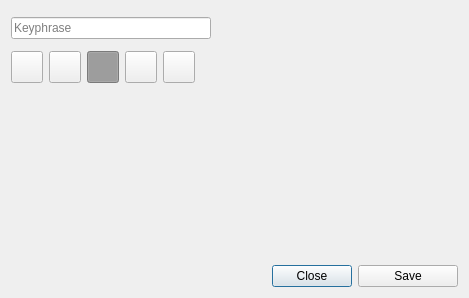
Old version of the form ui/backstory_editor_dialog.ui in the repository zkovari/plotlyst.
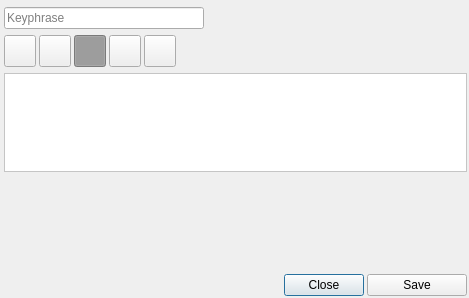
New version of the form. Custom widgets are drawn as their Qt base class.

What changed in the file:
```diff
--- a/ui/backstory_editor_dialog.ui
+++ b/ui/backstory_editor_dialog.ui
@@ -10,10 +10,31 @@
     <height>298</height>
    </rect>
   </property>
+  <property name="sizePolicy">
+   <sizepolicy hsizetype="Preferred" vsizetype="Maximum">
+    <horstretch>0</horstretch>
+    <verstretch>0</verstretch>
+   </sizepolicy>
+  </property>
   <property name="windowTitle">
    <string>Character backstory editor</string>
   </property>
   <layout class="QVBoxLayout" name="verticalLayout">
+   <property name="spacing">
+    <number>3</number>
+   </property>
+   <property name="leftMargin">
+    <number>4</number>
+   </property>
+   <property name="topMargin">
+    <number>4</number>
+   </property>
+   <property name="rightMargin">
+    <number>2</number>
+   </property>
+   <property name="bottomMargin">
+    <number>2</number>
+   </property>
    <item>
     <widget class="Subtitle" name="wdgKeyphraseTitle" native="true">
      <property name="title" stdset="0">
@@ -308,16 +329,23 @@
     </widget>
    </item>
    <item>
-    <widget class="QFrame" name="wdgTypes">
+    <widget class="QScrollArea" name="scrollArea">
      <property name="styleSheet">
       <string notr="true">background-color: rgb(255, 255, 255);</string>
      </property>
-     <property name="frameShape">
-      <enum>QFrame::StyledPanel</enum>
+     <property name="widgetResizable">
+      <bool>true</bool>
      </property>
-     <property name="frameShadow">
-      <enum>QFrame::Raised</enum>
-     </property>
+     <widget class="QWidget" name="wdgTypes">
+      <property name="geometry">
+       <rect>
+        <x>0</x>
+        <y>0</y>
+        <width>461</width>
+        <height>78</height>
+       </rect>
+      </property>
+     </widget>
     </widget>
    </item>
    <item>
```
